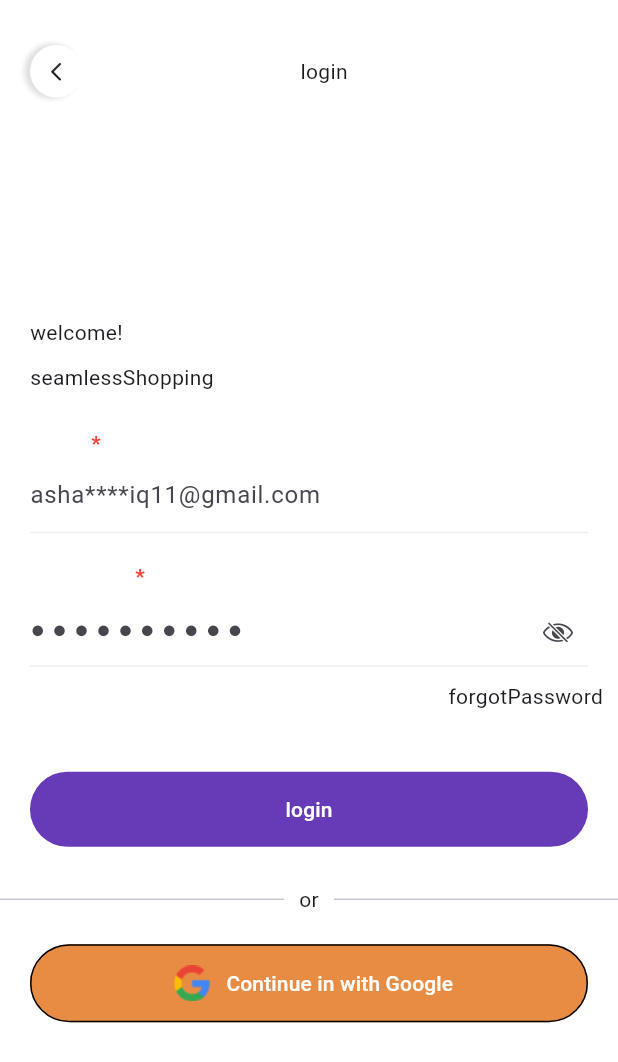
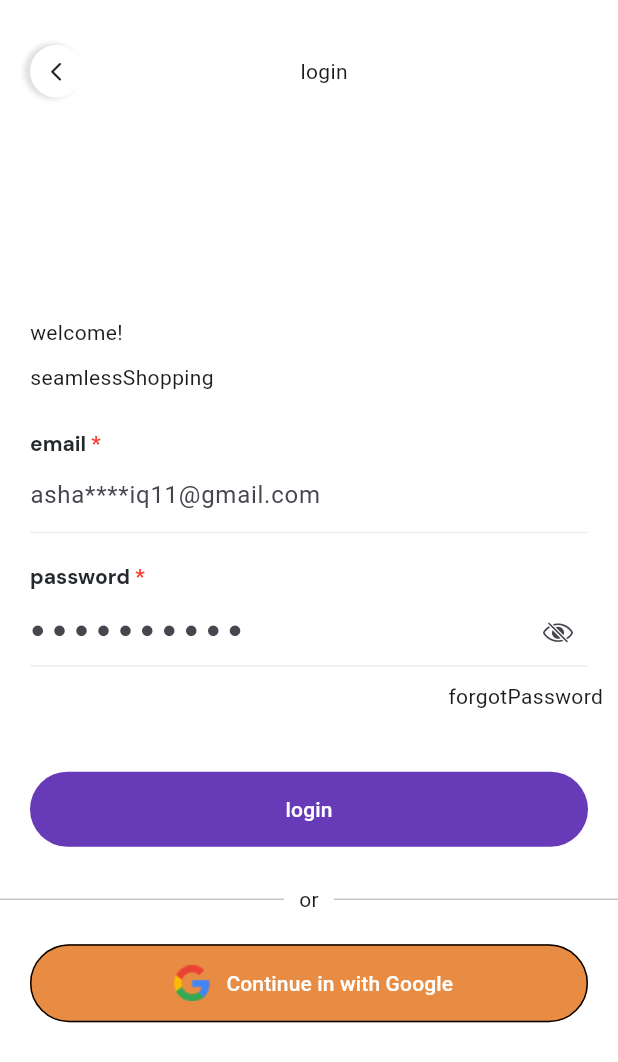
Before and after one commit to StrangerDeveloper/ismmart_vms, a Flutter app: the screen it shows after launch, on a phone screen of 412 x 824 dp. Shown: the top 1062 px of the screen. Run offline on Flutter 3.47's test engine with Material 3 defaults, Android fonts, the phone set to English and light mode, and no system bars; our stand-ins replace flutter_svg, get, get_storage, google_fonts; project files that could hold a hidden picture were left out.

Commit message:
added file

```diff
--- a/lib/widgets/custom_textfield.dart
+++ b/lib/widgets/custom_textfield.dart
@@ -1,6 +1,8 @@
 import 'package:flutter/material.dart';
 import 'package:flutter/services.dart';
 import 'package:google_fonts/google_fonts.dart';
+
+import '../helper/constants.dart';
 
 class CustomTextField1 extends StatelessWidget {
   final String? title;
@@ -269,7 +271,7 @@ class CustomTextField3 extends StatelessWidget {
   final bool required;
   final bool enabled;
 
-    CustomTextField3({
+  CustomTextField3({
     Key? key,
     this.showCursor,
     this.readOnly = false,
@@ -282,7 +284,7 @@ class CustomTextField3 extends StatelessWidget {
     this.title,
     this.autoValidateMode,
     this.validator,
-      this.enabled = true,
+    this.enabled = true,
     this.inputFormatters,
     this.keyboardType,
     this.required = true,
@@ -302,7 +304,7 @@ class CustomTextField3 extends StatelessWidget {
                 style: GoogleFonts.dmSans(
                   fontSize: 14,
                   fontWeight: FontWeight.w700,
-                  // color: newColorDarkBlack2,
+                  color: newColorDarkBlack2,
                 ),
                 children: [
                   if (required)
```
